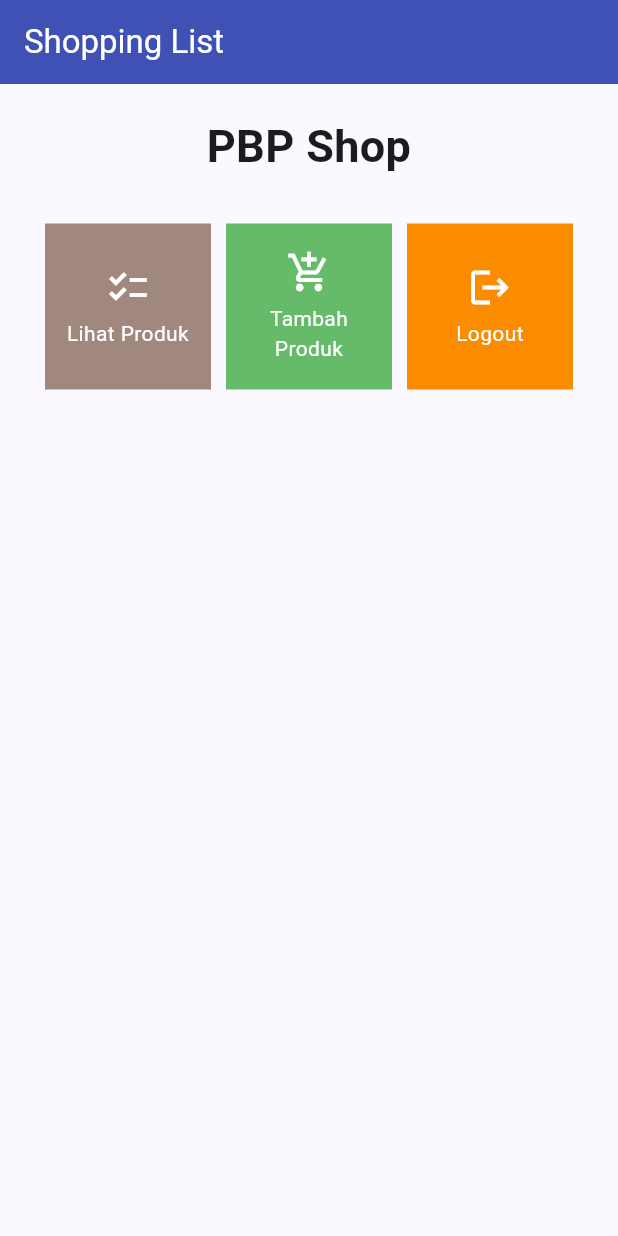
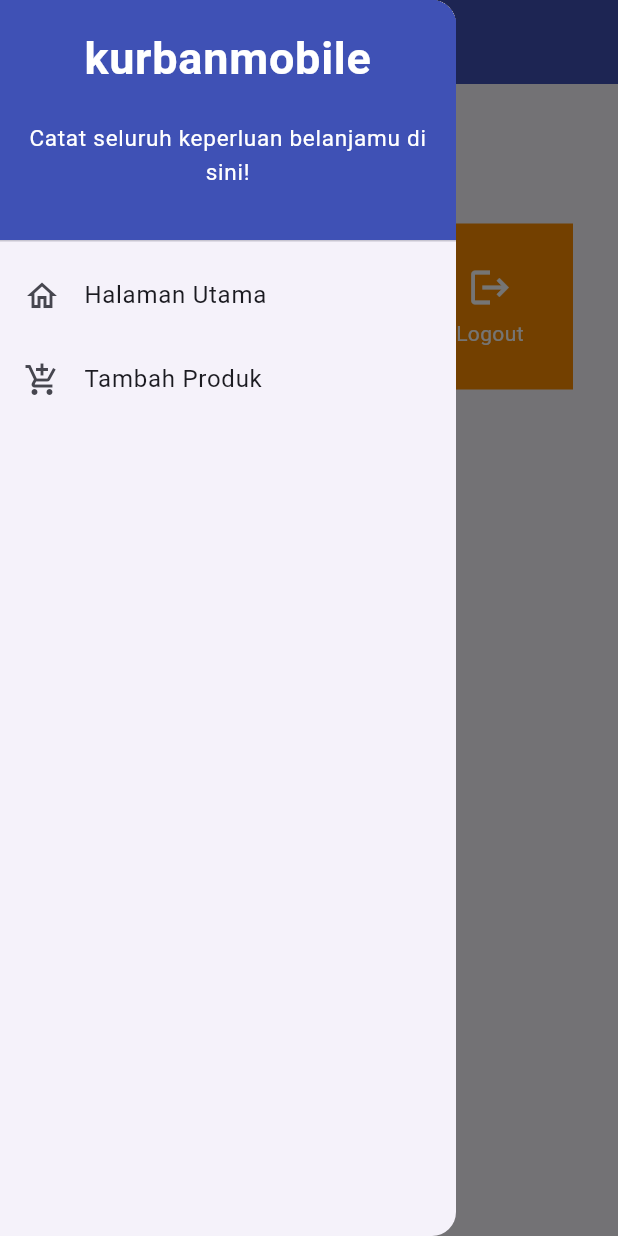
Before and after one commit to afzaalwibowo/kurbanmobile, a Flutter app: the screen it shows after launch, with the side drawer open (before the commit the screen has no drawer), on a phone screen of 412 x 824 dp. Run offline on Flutter 3.47's test engine with Material 2 defaults, Android fonts, the phone set to English and light mode, and no system bars.

Commit message:
selesai tugas 8

```diff
--- a/lib/main.dart
+++ b/lib/main.dart
@@ -1,5 +1,5 @@
 import 'package:flutter/material.dart';
-import 'package:kurbanmobile/menu.dart';
+import 'package:kurbanmobile/screens/menu.dart';
 
 void main() {
   runApp(const MyApp());
@@ -12,23 +12,9 @@
   @override
   Widget build(BuildContext context) {
     return MaterialApp(
-      title: 'Flutter Demo',
+      title: 'kurbanmobile',
       theme: ThemeData(
-        // This is the theme of your application.
-        //
-        // TRY THIS: Try running your application with "flutter run". You'll see
-        // the application has a blue toolbar. Then, without quitting the app,
-        // try changing the seedColor in the colorScheme below to Colors.green
-        // and then invoke "hot reload" (save your changes or press the "hot
-        // reload" button in a Flutter-supported IDE, or press "r" if you used
-        // the command line to start the app).
-        //
-        // Notice that the counter didn't reset back to zero; the application
-        // state is not lost during the reload. To reset the state, use hot
-        // restart instead.
-        //
-        // This works for code too, not just values: Most code changes can be
-        // tested with just a hot reload.
+
         colorScheme: ColorScheme.fromSeed(seedColor: Colors.indigo),
         useMaterial3: true,
       ),
--- /dev/null
+++ b/lib/screens/menu.dart
@@ -0,0 +1,58 @@
+import 'package:flutter/material.dart';
+import 'package:kurbanmobile/widgets/left_drawer.dart';
+import 'package:kurbanmobile/widgets/shop_card.dart';
+
+class MyHomePage extends StatelessWidget {
+  MyHomePage({Key? key}) : super(key: key);
+
+  final List<ShopItem> items = [
+    ShopItem("Lihat Produk", Icons.checklist),
+    ShopItem("Tambah Produk", Icons.add_shopping_cart),
+    ShopItem("Logout", Icons.logout),
+  ];
+
+  @override
+  Widget build(BuildContext context) {
+    return Scaffold(
+      appBar: AppBar(
+        title: const Text(
+          'kurbanmobile',
+          style: TextStyle(color: Colors.white),
+        ),
+        backgroundColor: Colors.indigo,
+      ),
+      drawer: const LeftDrawer(),
+      body: SingleChildScrollView(
+        child: Padding(
+          padding: const EdgeInsets.all(10.0),
+          child: Column(
+            children: <Widget>[
+              const Padding(
+                padding: EdgeInsets.only(top: 10.0, bottom: 10.0),
+                child: Text(
+                  'kurbanmobile',
+                  textAlign: TextAlign.center,
+                  style: TextStyle(
+                    fontSize: 30,
+                    fontWeight: FontWeight.bold,
+                  ),
+                ),
+              ),
+              GridView.count(
+                primary: true,
+                padding: const EdgeInsets.all(20),
+                crossAxisSpacing: 10,
+                mainAxisSpacing: 10,
+                crossAxisCount: 3,
+                shrinkWrap: true,
+                children: items.map((ShopItem item) {
+                  return ShopCard(item: item);
+                }).toList(),
+              ),
+            ],
+          ),
+        ),
+      ),
+    );
+  }
+}
--- /dev/null
+++ b/lib/widgets/left_drawer.dart
@@ -0,0 +1,68 @@
+import 'package:flutter/material.dart';
+import 'package:kurbanmobile/screens/menu.dart';
+import 'package:kurbanmobile/screens/shoplist_form.dart';
+
+class LeftDrawer extends StatelessWidget {
+  const LeftDrawer({super.key});
+
+  @override
+  Widget build(BuildContext context) {
+    return Drawer(
+      child: ListView(
+        children: [
+          const DrawerHeader(
+            decoration: BoxDecoration(
+              color: Colors.indigo,
+            ),
+            child: Column(
+              children: [
+                Text(
+                  'kurbanmobile',
+                  textAlign: TextAlign.center,
+                  style: TextStyle(
+                    fontSize: 30,
+                    fontWeight: FontWeight.bold,
+                    color: Colors.white,
+                  ),
+                ),
+                Padding(padding: EdgeInsets.all(10)),
+                Text(
+                  "Catat seluruh keperluan belanjamu di sini!",
+                  textAlign: TextAlign.center,
+                  style: TextStyle(
+                    fontSize: 15,
+                    color: Colors.white,
+                  ),
+                ),
+              ],
+            ),
+          ),
+          ListTile(
+            leading: const Icon(Icons.home_outlined),
+            title: const Text('Halaman Utama'),
+            // Bagian redirection ke MyHomePage
+            onTap: () {
+              Navigator.pushReplacement(
+                  context,
+                  MaterialPageRoute(
+                    builder: (context) => MyHomePage(),
+                  ));
+            },
+          ),
+          ListTile(
+            leading: const Icon(Icons.add_shopping_cart),
+            title: const Text('Tambah Produk'),
+            // Bagian redirection ke ShopFormPage
+            onTap: () {
+              Navigator.pushReplacement(
+                  context,
+                  MaterialPageRoute(
+                    builder: (context) => ShopFormPage(),
+                  ));
+            },
+          ),
+        ],
+      ),
+    );
+  }
+}
--- a/lib/menu.dart
+++ b/lib/widgets/shop_card.dart
@@ -1,58 +1,5 @@
 import 'package:flutter/material.dart';
-
-class MyHomePage extends StatelessWidget {
-  MyHomePage({Key? key}) : super(key: key);
-
-  final List<ShopItem> items = [
-    ShopItem("Lihat Produk", Icons.checklist),
-    ShopItem("Tambah Produk", Icons.add_shopping_cart),
-    ShopItem("Logout", Icons.logout),
-  ];
-
-  @override
-  Widget build(BuildContext context) {
-    return Scaffold(
-      appBar: AppBar(
-        title: const Text(
-          'Shopping List',
-          style: TextStyle(color: Colors.white),
-        ),
-        backgroundColor: Colors.indigo,
-      ),
-      body: SingleChildScrollView(
-        child: Padding(
-          padding: const EdgeInsets.all(10.0),
-          child: Column(
-            children: <Widget>[
-              const Padding(
-                padding: EdgeInsets.only(top: 10.0, bottom: 10.0),
-                child: Text(
-                  'PBP Shop',
-                  textAlign: TextAlign.center,
-                  style: TextStyle(
-                    fontSize: 30,
-                    fontWeight: FontWeight.bold,
-                  ),
-                ),
-              ),
-              GridView.count(
-                primary: true,
-                padding: const EdgeInsets.all(20),
-                crossAxisSpacing: 10,
-                mainAxisSpacing: 10,
-                crossAxisCount: 3,
-                shrinkWrap: true,
-                children: items.map((ShopItem item) {
-                  return ShopCard(item: item);
-                }).toList(),
-              ),
-            ],
-          ),
-        ),
-      ),
-    );
-  }
-}
+import 'package:kurbanmobile/screens/shoplist_form.dart';
 
 class ShopItem {
   final String name;
@@ -92,6 +39,14 @@
             ..hideCurrentSnackBar()
             ..showSnackBar(SnackBar(
                 content: Text("Kamu telah menekan tombol ${item.name}!")));
+          // Navigate ke route yang sesuai (tergantung jenis tombol)
+          if (item.name == "Tambah Produk") {
+            Navigator.push(
+                  context,
+                  MaterialPageRoute(
+                    builder: (context) => const ShopFormPage(),
+                  ));
+          }
         },
         child: Container(
           padding: const EdgeInsets.all(8),
```
Also changed, not shown: lib/screens/shoplist_form.dart (added, +186 -0 lines), 1 other file.
